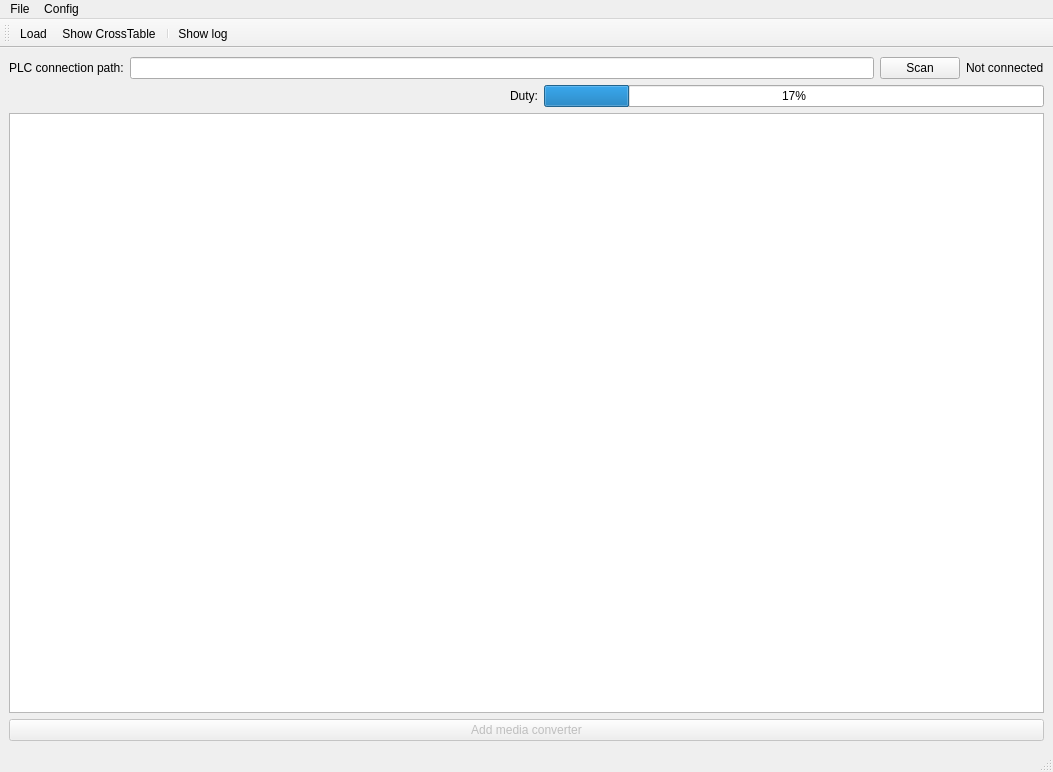
The window that ui/cn_diag_tool.main.ui (DamirKh/plc_se) describes before a commit, drawn with Qt 5.
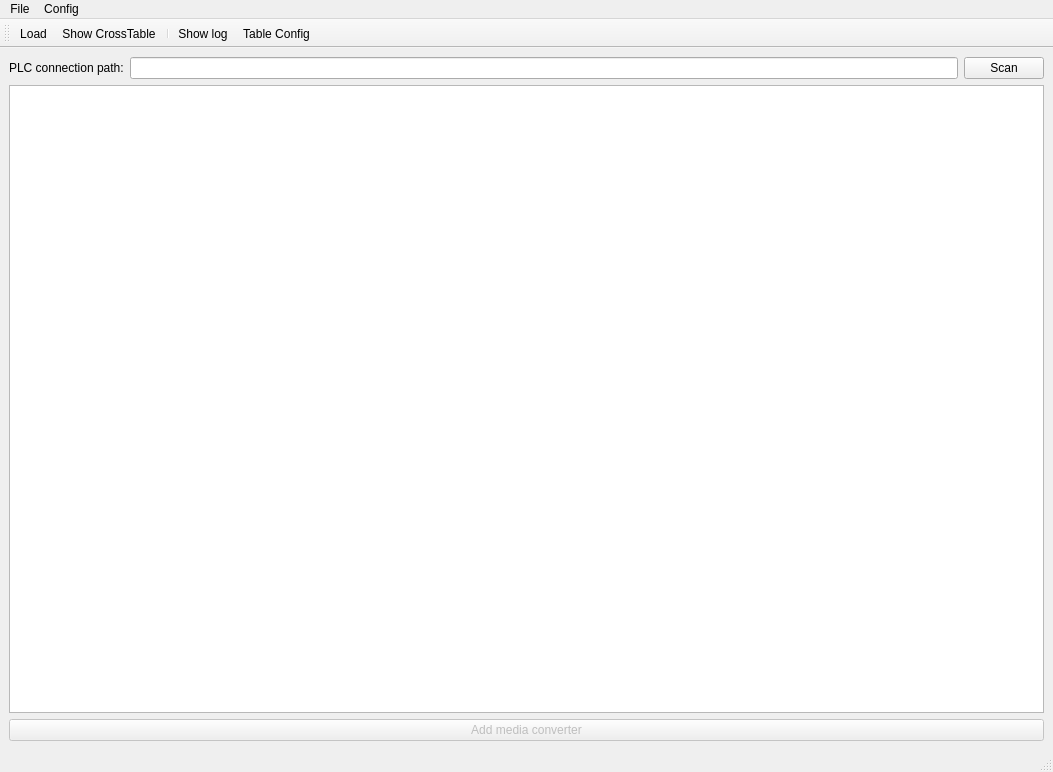
The same window after the commit. Icons and pictures are not drawn. Custom widgets are drawn as their Qt base class.

Commit message: Config Dialog added

Patch:
```diff
--- a/ui/cn_diag_tool.main.ui
+++ b/ui/cn_diag_tool.main.ui
@@ -43,45 +43,10 @@
         </property>
        </widget>
       </item>
-      <item>
-       <widget class="QLabel" name="labelProjectName">
-        <property name="text">
-         <string>Not connected</string>
-        </property>
-       </widget>
-      </item>
      </layout>
     </item>
     <item>
-     <layout class="QHBoxLayout" name="horizontalLayout_2">
-      <item>
-       <spacer name="horizontalSpacer">
-        <property name="orientation">
-         <enum>Qt::Horizontal</enum>
-        </property>
-        <property name="sizeHint" stdset="0">
-         <size>
-          <width>40</width>
-          <height>20</height>
-         </size>
-        </property>
-       </spacer>
-      </item>
-      <item>
-       <widget class="QLabel" name="label_2">
-        <property name="text">
-         <string>Duty:</string>
-        </property>
-       </widget>
-      </item>
-      <item>
-       <widget class="QProgressBar" name="progressBar">
-        <property name="value">
-         <number>17</number>
-        </property>
-       </widget>
-      </item>
-     </layout>
+     <layout class="QHBoxLayout" name="horizontalLayout_2"/>
     </item>
     <item>
      <widget class="DraggableTableWidget" name="tableWidget"/>
@@ -145,6 +110,7 @@
    <addaction name="actionShow_CrossTable"/>
    <addaction name="separator"/>
    <addaction name="actionShow_log"/>
+   <addaction name="actionTable_Config"/>
   </widget>
   <action name="actionLoad">
    <property name="icon">
@@ -207,6 +173,17 @@
     <string>Show CrossTable</string>
    </property>
   </action>
+  <action name="actionTable_Config">
+   <property name="icon">
+    <iconset theme="preferences-desktop"/>
+   </property>
+   <property name="text">
+    <string>Table Config</string>
+   </property>
+   <property name="toolTip">
+    <string>Open Table Congiguration</string>
+   </property>
+  </action>
  </widget>
  <customwidgets>
   <customwidget>
```
Left out of the diff: 3 changed lines with no effect on the pictures. The commit also changes 3 other files.
